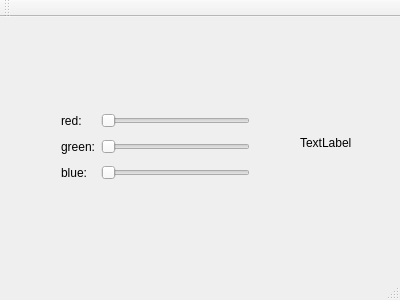
Before: the Qt Designer form student/12/colorpicker_designer/mainwindow.ui in X4mirual/TIE-02201-Programming-2-Basics, drawn with Qt 5.
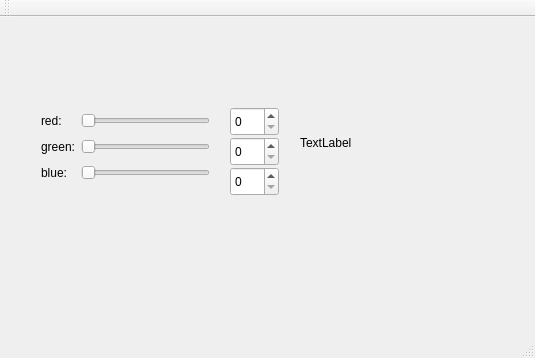
After: the same form once the commit is applied.

Commit message: toteutettu valintalaatikot

Patch:
```diff
--- a/student/12/colorpicker_designer/mainwindow.ui
+++ b/student/12/colorpicker_designer/mainwindow.ui
@@ -6,8 +6,8 @@
    <rect>
     <x>0</x>
     <y>0</y>
-    <width>400</width>
-    <height>300</height>
+    <width>535</width>
+    <height>358</height>
    </rect>
   </property>
   <property name="windowTitle">
@@ -17,9 +17,9 @@
    <widget class="QWidget" name="gridLayoutWidget">
     <property name="geometry">
      <rect>
-      <x>50</x>
+      <x>30</x>
       <y>80</y>
-      <width>211</width>
+      <width>191</width>
       <height>101</height>
      </rect>
     </property>
@@ -81,6 +81,36 @@
      <string>TextLabel</string>
     </property>
    </widget>
+   <widget class="QSpinBox" name="spinBoxRed">
+    <property name="geometry">
+     <rect>
+      <x>230</x>
+      <y>90</y>
+      <width>49</width>
+      <height>29</height>
+     </rect>
+    </property>
+   </widget>
+   <widget class="QSpinBox" name="spinBoxGreen">
+    <property name="geometry">
+     <rect>
+      <x>230</x>
+      <y>120</y>
+      <width>49</width>
+      <height>29</height>
+     </rect>
+    </property>
+   </widget>
+   <widget class="QSpinBox" name="spinBoxBlue">
+    <property name="geometry">
+     <rect>
+      <x>230</x>
+      <y>150</y>
+      <width>49</width>
+      <height>29</height>
+     </rect>
+    </property>
+   </widget>
   </widget>
   <widget class="QMenuBar" name="menuBar">
    <property name="geometry">
```
Left out of the diff: 101 changed lines with no effect on the pictures. The commit also changes 1 other file.
